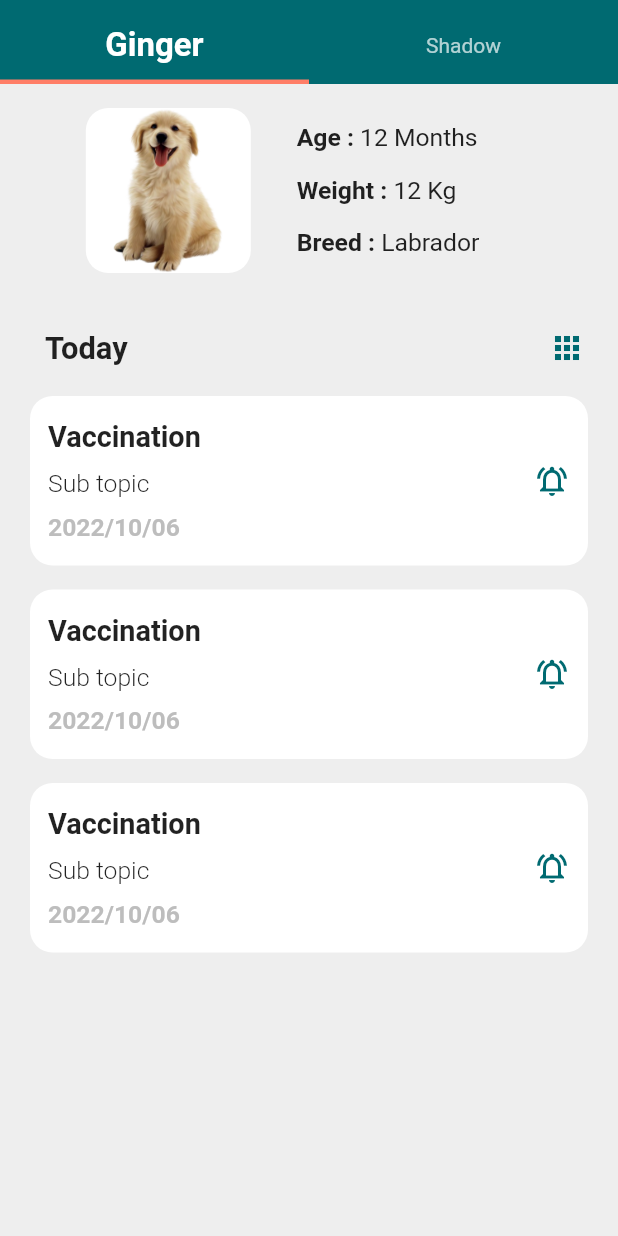
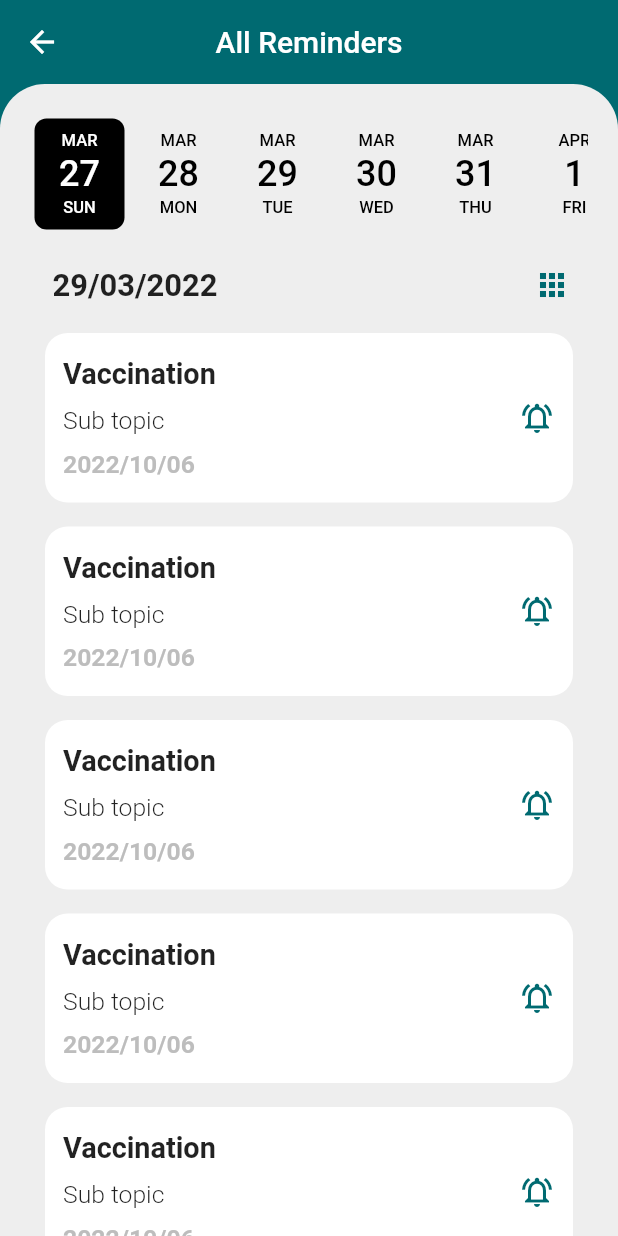
Before and after one commit to GayanLakmalWAD/pfotenapp, a Flutter app: the HomeScreen screen opened directly, after a tap on the "apps" icon, on a phone screen of 412 x 824 dp. Run offline on Flutter 3.47's test engine with Material 2 defaults, Android fonts, the phone set to English and light mode, and no system bars; drawn by our look-alikes of date_picker_timeline; our stand-ins replace animated_bottom_navigation_bar, auto_size_text, expandable, flutter_datetime_picker, sizer, syncfusion_flutter_datepicker and 1 more; missing offline and left inert: sliding_switch; statements that could not run were skipped.

Commit message:
smooth animations for navigations and view all reminder screen completed

```diff
--- a/lib/screens/getPetDetailsScreen.dart
+++ b/lib/screens/getPetDetailsScreen.dart
@@ -377,7 +377,6 @@ class _GetPetDetailsScreenState extends State<GetPetDetailsScreen> {
                           ),
                         ),
                       )
-
                     ],
                   ),
                 ),
--- a/lib/screens/homeScreen.dart
+++ b/lib/screens/homeScreen.dart
@@ -1,4 +1,6 @@
+import 'package:animations/animations.dart';
 import 'package:flutter/material.dart';
+import 'package:pfoten/screens/viewAllRemindersScreen.dart';
 import 'package:pfoten/utils/colors.dart';
 import 'package:sizer/sizer.dart';
 
@@ -96,9 +98,6 @@ class _HomeScreenState extends State<HomeScreen> with SingleTickerProviderStateM
             children: [
               petDetailCard(),
               todayNotes(),
-              Container(
-                color: Colors.white,
-              )
             ],
           ),
         ),
@@ -228,7 +227,22 @@ class _HomeScreenState extends State<HomeScreen> with SingleTickerProviderStateM
               ),
               IconButton(
                 icon: const Icon(Icons.apps_sharp, color: primaryColor),
-                onPressed: () => null,
+                onPressed: () {
+                  Navigator.push(
+                      context,
+                      PageRouteBuilder(
+                        transitionDuration: Duration(milliseconds: (1000).round()),
+                        pageBuilder: (context, animation, secondaryAnimation) => const ViewAllRemindersScreen(),
+                        transitionsBuilder: (context, animation, secondaryAnimation, child) {
+                          return FadeThroughTransition(animation: animation, secondaryAnimation: secondaryAnimation, child: child);
+                        },
+                      )
+                  );
+                  // Navigator.push(
+                  //   context,
+                  //   MaterialPageRoute(builder: (context) => ViewAllRemindersScreen()),
+                  // );
+                },
               ),
             ],
           ),
--- /dev/null
+++ b/lib/screens/viewAllRemindersScreen.dart
@@ -0,0 +1,248 @@
+import 'package:date_picker_timeline/date_picker_widget.dart';
+import 'package:flutter/material.dart';
+import 'package:pfoten/utils/colors.dart';
+import 'package:sizer/sizer.dart';
+import 'package:syncfusion_flutter_datepicker/datepicker.dart';
+
+class ViewAllRemindersScreen extends StatefulWidget {
+  const ViewAllRemindersScreen({Key? key}) : super(key: key);
+
+  @override
+  _ViewAllRemindersScreenState createState() => _ViewAllRemindersScreenState();
+}
+
+class _ViewAllRemindersScreenState extends State<ViewAllRemindersScreen> {
+
+  final ScrollController listController = ScrollController();
+
+  @override
+  Widget build(BuildContext context) {
+    return Scaffold(
+      backgroundColor: scaffoldBackgroundColor,
+      appBar: AppBar(
+        elevation: 0,
+        backgroundColor: primaryColor,
+        title: const Text("All Reminders"),
+        centerTitle: true,
+      ),
+      body: Stack(
+        children: [
+          Container(
+            height: 50,
+            width: 100.w,
+            color: primaryColor,
+          ),
+          Container(
+            width: 100.w,
+            decoration: const BoxDecoration(
+              color: scaffoldBackgroundColor,
+              borderRadius: BorderRadius.only(
+                topLeft: Radius.circular(30),
+                topRight: Radius.circular(30),
+              ),
+            ),
+            child: SingleChildScrollView(
+              controller: listController,
+              child: Padding(
+                padding: const EdgeInsets.symmetric(horizontal: 20.0, vertical: 20.0),
+                child: Column(
+                  crossAxisAlignment: CrossAxisAlignment.start,
+                  children: [
+                    DatePicker(
+                      DateTime.now(),
+                      width: 60,
+                      height: 80,
+                      // controller: _controller,
+                      initialSelectedDate: DateTime.now(),
+                      selectionColor: Colors.black,
+                      selectedTextColor: Colors.white,
+                      inactiveDates: [
+                        DateTime.now().add(Duration(days: 3)),
+                        DateTime.now().add(Duration(days: 4)),
+                        DateTime.now().add(Duration(days: 7))
+                      ],
+                      onDateChange: (date) {
+                        // // New date selected
+                        // setState(() {
+                        //   _selectedValue = date;
+                        // });
+                      },
+                    ),
+                    todayNotes(),
+                  ],
+                ),
+              ),
+            ),
+          ),
+        ],
+      ),
+    );
+  }
+
+  ///open datepicker
+  openDatePicker(){
+    return showDialog(
+        context: context,
+        builder: (_) {
+          return AlertDialog(
+            backgroundColor: Colors.white,
+            shape: const RoundedRectangleBorder(borderRadius: BorderRadius.all(Radius.circular(20))),
+            content: SizedBox(
+              height: 50.h,
+              width: 100.w,
+              child: Column(
+                children: [
+                  SizedBox(
+                    width: 100.w,
+                    child: SfDateRangePicker(
+                      backgroundColor: Colors.white,
+                      // onSelectionChanged: print("heloo"),
+                      selectionMode: DateRangePickerSelectionMode.single,
+                      onSelectionChanged: (DateRangePickerSelectionChangedArgs args) async{
+
+                      },
+                    ),
+                  ),
+                  Padding(
+                    padding: const EdgeInsets.only(top: 20),
+                    child: Center(
+                      child: GestureDetector(
+                        onTap: (){
+                          ///validate all the feilds then skip alert>>>>
+                          Navigator.pop(context);
+                        },
+                        child: Container(
+                          height: 45,
+                          width: 80.w,
+                          decoration: const BoxDecoration(
+                              borderRadius: BorderRadius.all(
+                                  Radius.circular(10)
+                              ),
+                              color: primaryColor
+                          ),
+                          child: Center(
+                            child: Text(
+                              'Select',
+                              style: TextStyle(
+                                  fontWeight: FontWeight.bold,
+                                  fontSize: 13.sp,
+                                  color: colorWhite
+                              ),
+                            ),
+                          ),
+                        ),
+                      ),
+                    ),
+                  )
+                ],
+              ),
+            ),
+          );
+        }
+    );
+  }
+
+  ///today notes
+  Widget todayNotes(){
+    return Column(
+      children: [
+        Padding(
+          padding: const EdgeInsets.only(top: 10.0, left: 15, right: 0),
+          child: Row(
+            mainAxisAlignment: MainAxisAlignment.spaceBetween,
+            children: [
+              Text(
+                "29/03/2022",
+                style: TextStyle(
+                  fontWeight: FontWeight.bold,
+                  fontSize: 15.sp,
+                ),
+              ),
+              IconButton(
+                icon: const Icon(Icons.apps_sharp, color: primaryColor),
+                onPressed: () {
+                  openDatePicker();
+                },
+              ),
+            ],
+          ),
+        ),
+        ListView.builder(
+          itemCount: 6,
+          shrinkWrap: true,
+          physics: const NeverScrollableScrollPhysics(),
+          itemBuilder: (context, index) {
+            return Padding(
+              padding: const EdgeInsets.fromLTRB(10.0, 8.0, 10, 8.0),
+              child: Container(
+                  width: 50.w,
+                  decoration: BoxDecoration(
+                      color: Colors.white,
+                      borderRadius: BorderRadius.circular(15)
+                  ),
+                  child: Padding(
+                    padding: const EdgeInsets.symmetric(horizontal: 12.0, vertical: 16),
+                    child: Row(
+                      mainAxisAlignment: MainAxisAlignment.spaceBetween,
+                      children: [
+                        Column(
+                          crossAxisAlignment: CrossAxisAlignment.start,
+                          children: [
+                            SizedBox(
+                              width: 200,
+                              child: Text(
+                                "Vaccination",
+                                style: TextStyle(
+                                  fontSize: 14.sp,
+                                  fontWeight: FontWeight.bold,
+                                  letterSpacing: 0,
+                                ),
+                                textAlign: TextAlign.start,
+                              ),
+                            ),
+                            const SizedBox(
+                              height: 10,
+                            ),
+                            SizedBox(
+                              width: 200,
+                              child: Text(
+                                "Sub topic",
+                                style: TextStyle(
+                                  fontSize: 12.sp,
+                                  fontWeight: FontWeight.w300,
+                                  letterSpacing: 0,
+                                ),
+                                textAlign: TextAlign.start,
+                              ),
+                            ),
+                            const SizedBox(
+                              height: 10,
+                            ),
+                            Text(
+                              "2022/10/06",
+                              textAlign: TextAlign.left,
+                              style: TextStyle(
+                                color: const Color(0xffbdbdbd),
+                                fontSize: 12.sp,
+                                fontWeight: FontWeight.w600,
+                                fontStyle: FontStyle.normal,
+                                letterSpacing: 0,
+                              ),
+                            ),
+                          ],
+                        ),
+                        const SizedBox(
+                          width: 10,
+                        ),
+                        const Icon(Icons.notifications_active_outlined, color: primaryColor),
+                      ],
+                    ),
+                  )
+              ),
+            );
+          },
+        ),
+      ],
+    );
+  }
+}
--- a/pubspec.yaml
+++ b/pubspec.yaml
@@ -26,6 +26,7 @@ dependencies:
   syncfusion_flutter_datepicker: ^19.4.56
   weekday_selector: ^1.1.0
   expandable: ^5.0.1
+  date_picker_timeline: ^1.2.3
 
 #  google_fonts: ^2.3.1
 
```
Also changed, not shown: lib/pfotenApp.dart (+13 -2 lines), lib/screens/bottom_Nav.dart (+22 -2 lines), lib/reuasble/transitions.dart (added).
